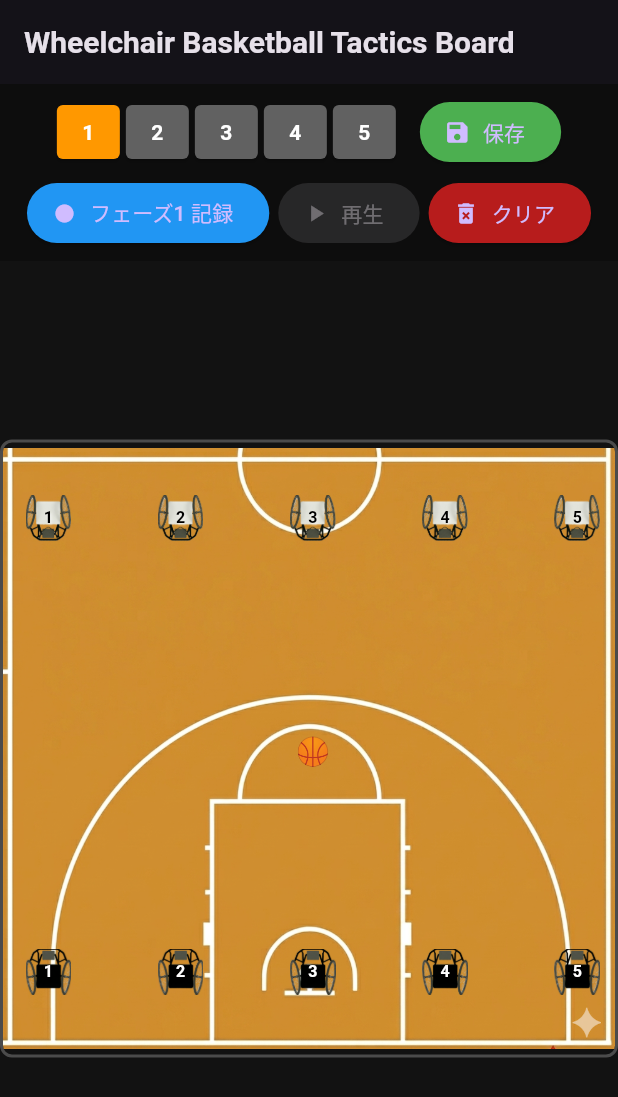
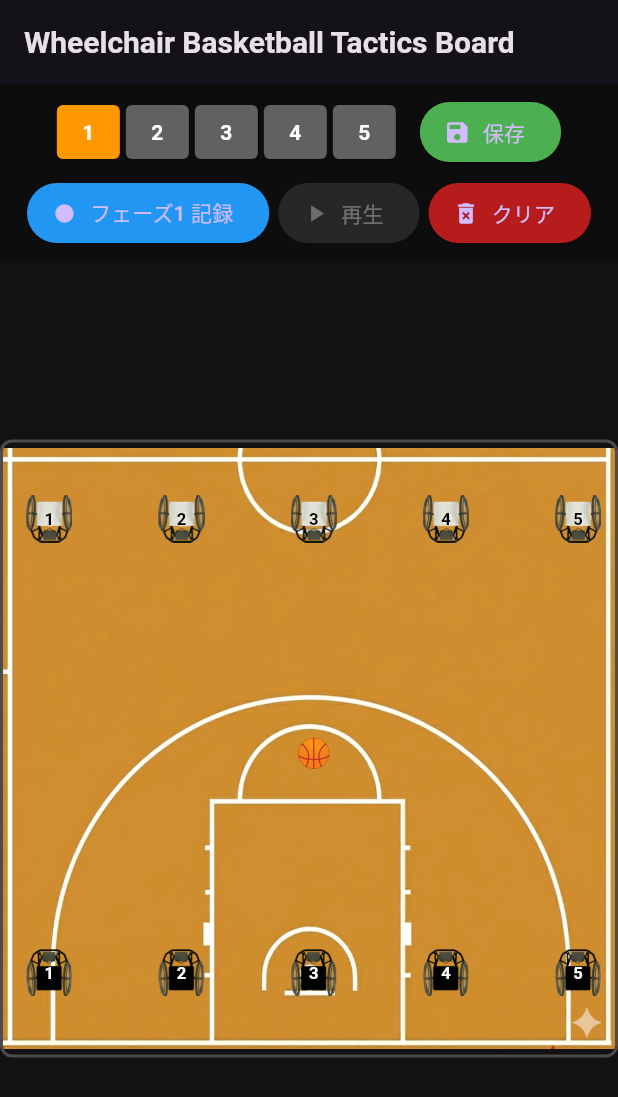
Before and after one commit to a-onodera-maker/coaching-board, a Flutter app: the screen it shows after launch, on a phone screen of 412 x 824 dp. Shown: the top 1097 px of the screen. Run offline on Flutter 3.47's test engine with Material 3 defaults, Android fonts, the phone set to English and light mode, and no system bars.

Commit message:
update: 13.0

```diff
--- a/lib/main.dart
+++ b/lib/main.dart
@@ -231,7 +231,7 @@ class _TacticsBoardScreenState extends State<TacticsBoardScreen> {
               _isLayoutCalculated = true;
             }
 
-            final pieceSize = courtWidth / 13.5;
+            final pieceSize = courtWidth / 13;
 
             return Column(
               children: [
@@ -298,7 +298,7 @@ class _TacticsBoardScreenState extends State<TacticsBoardScreen> {
                         onPressed: isRecording || !isInitialPositionSaved ? null : _playSimulation,
                         icon: const Icon(Icons.play_arrow, size: 18),
                         label: const Text('再生'),
-                        style: ElevatedButton.styleFrom(backgroundColor: Colors.purple),
+                        style: ElevatedButton.styleFrom(backgroundColor: Colors.yellowAccent),
                       ),
                       ElevatedButton.icon(
                         style: ElevatedButton.styleFrom(backgroundColor: Colors.red[900]),
```
Also changed, not shown: assets/wheelchair_black.png, assets/wheelchair_black2.png (added), assets/wheelchair_white.png, assets/wheelchair_white2.png (added), 4 other files.
